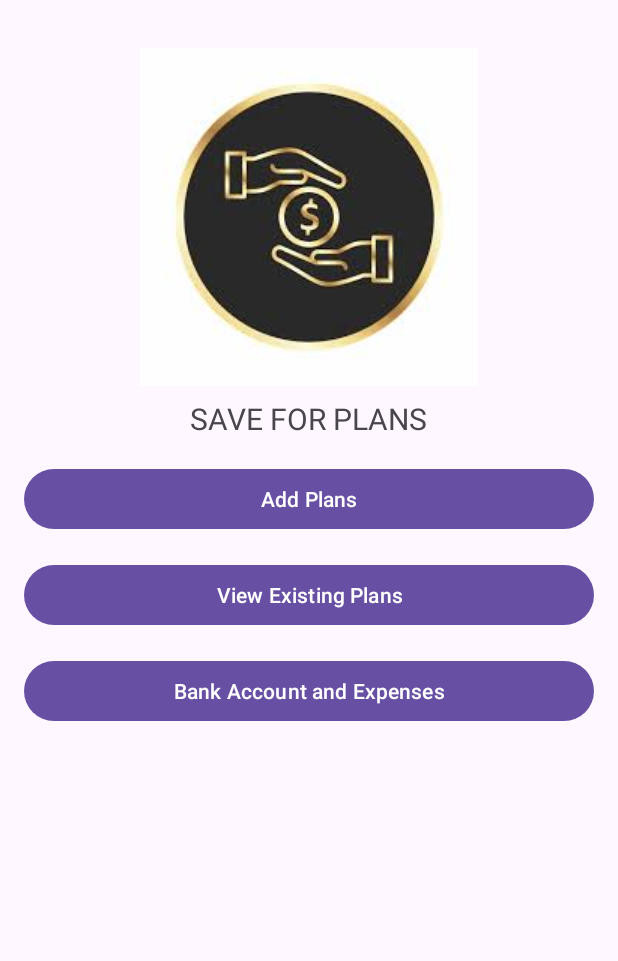
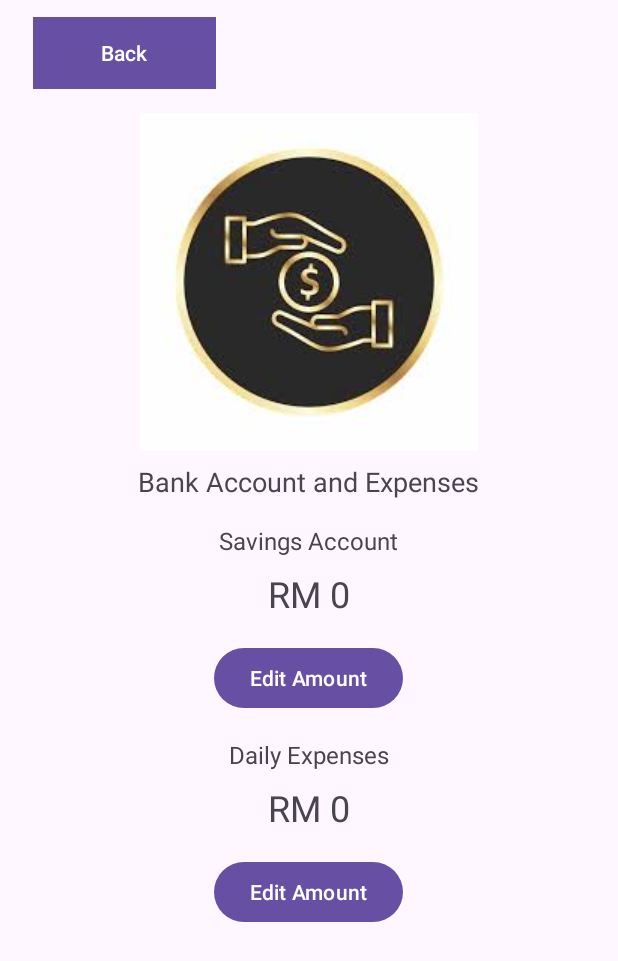
Before and after one commit to kxsong554520/SaveForPlans, an Android app: the screen it shows after launch (MainActivity before the commit, Savings_Spending after it), after a tap on "Bank Account and Expenses", on a phone screen of 412 x 824 dp. Shown: the top 961 px of the screen. Run offline under Robolectric (Android 15) with nearby library versions, the phone set to English and light mode, and no system bars.

Commit message:
Add new page of savings and spendings and design the ui

```diff
--- a/app/src/main/AndroidManifest.xml
+++ b/app/src/main/AndroidManifest.xml
@@ -21,6 +21,10 @@
                 <category android:name="android.intent.category.LAUNCHER" />
             </intent-filter>
         </activity>
+
+        <activity android:name=".Savings_Spending" />
+
+
     </application>
 
 </manifest>
--- a/app/src/main/java/com/example/saveforplans/MainActivity.kt
+++ b/app/src/main/java/com/example/saveforplans/MainActivity.kt
@@ -1,5 +1,6 @@
 package com.example.saveforplans
 
+import android.content.Intent
 import android.os.Bundle
 import android.view.View
 import androidx.appcompat.app.AppCompatActivity
@@ -20,6 +21,8 @@ class MainActivity : AppCompatActivity() {
     }
 
     fun onClickBankAccountExpenses(view: View) {
+        val intent = Intent(this, Savings_Spending::class.java)
+        startActivity(intent)
 
     }
 }
--- /dev/null
+++ b/app/src/main/java/com/example/saveforplans/Savings_Spending.kt
@@ -0,0 +1,25 @@
+package com.example.saveforplans
+
+import android.content.Intent
+import android.os.Bundle
+import android.widget.Button
+import androidx.appcompat.app.AppCompatActivity
+
+class Savings_Spending : AppCompatActivity() {
+
+    override fun onCreate(savedInstanceState: Bundle?) {
+        super.onCreate(savedInstanceState)
+        setContentView(R.layout.savings_spending)
+
+
+        // Find the back button by its ID
+        val backButton: Button = findViewById(R.id.btnBack)
+
+        backButton.setOnClickListener {
+            // Create an intent to go back to MainActivity
+            val intent = Intent(this, MainActivity::class.java)
+            startActivity(intent)
+
+        }
+    }
+}
--- /dev/null
+++ b/app/src/main/res/layout/savings_spending.xml
@@ -0,0 +1,111 @@
+<!-- activity_savings_spending.xml -->
+<RelativeLayout xmlns:android="http://schemas.android.com/apk/res/android"
+    xmlns:tools="http://schemas.android.com/tools"
+    android:layout_width="match_parent"
+    android:layout_height="match_parent"
+    android:paddingStart="16dp"
+    android:paddingEnd="16dp">
+
+    <!-- Back button in the top left -->
+
+    <!-- Logo of the app at the top -->
+
+    <!-- Title "Bank Account and Expenses" -->
+
+    <Button
+        android:id="@+id/btnBack"
+        android:layout_width="122dp"
+        android:layout_height="wrap_content"
+        android:layout_alignParentStart="true"
+        android:layout_alignParentTop="true"
+        android:layout_marginStart="6dp"
+        android:layout_marginTop="11dp"
+        android:background="#000000"
+        android:text="Back"
+        android:textColor="#FFFFFF" />
+
+    <ImageView
+        android:id="@+id/appLogo"
+        android:layout_width="wrap_content"
+        android:layout_height="wrap_content"
+        android:src="@drawable/ic_logo"
+        android:layout_centerHorizontal="true"
+        android:layout_marginTop="16dp"
+        android:layout_below="@id/btnBack"/>
+
+    <!-- Title "Bank Account and Expenses" -->
+    <TextView
+        android:id="@+id/tvTitle"
+        android:layout_width="wrap_content"
+        android:layout_height="wrap_content"
+        android:text="Bank Account and Expenses"
+        android:textSize="18sp"
+        android:layout_below="@id/appLogo"
+        android:layout_centerHorizontal="true"
+        android:layout_marginTop="8dp" />
+
+    <!-- Savings Account textview -->
+    <TextView
+        android:id="@+id/tvSavingsAccount"
+        android:layout_width="wrap_content"
+        android:layout_height="wrap_content"
+        android:text="Savings Account"
+        android:textSize="16sp"
+        android:layout_below="@id/tvTitle"
+        android:layout_centerHorizontal="true"
+        android:layout_marginTop="16dp" />
+
+    <!-- Money textview (initially set as 0) -->
+    <TextView
+        android:id="@+id/tvMoney"
+        android:layout_width="wrap_content"
+        android:layout_height="wrap_content"
+        android:text="RM 0"
+        android:textSize="24sp"
+        android:layout_below="@id/tvSavingsAccount"
+        android:layout_centerHorizontal="true"
+        android:layout_marginTop="8dp" />
+
+    <!-- Edit Amount button for money -->
+    <Button
+        android:id="@+id/btnEditAmountMoney"
+        android:layout_width="wrap_content"
+        android:layout_height="wrap_content"
+        android:text="Edit Amount"
+        android:layout_below="@id/tvMoney"
+        android:layout_centerHorizontal="true"
+        android:layout_marginTop="16dp" />
+
+    <!-- Textview "Daily Expenses" -->
+    <TextView
+        android:id="@+id/tvDailyExpenses"
+        android:layout_width="wrap_content"
+        android:layout_height="wrap_content"
+        android:text="Daily Expenses"
+        android:textSize="16sp"
+        android:layout_below="@id/btnEditAmountMoney"
+        android:layout_centerHorizontal="true"
+        android:layout_marginTop="16dp" />
+
+    <!-- Textview displaying expenses in money (initially set as 0) -->
+    <TextView
+        android:id="@+id/totalExpenses"
+        android:layout_width="wrap_content"
+        android:layout_height="wrap_content"
+        android:text="RM 0"
+        android:textSize="24sp"
+        android:layout_below="@id/tvDailyExpenses"
+        android:layout_centerHorizontal="true"
+        android:layout_marginTop="8dp" />
+
+    <!-- Edit Amount button for expenses -->
+    <Button
+        android:id="@+id/btnEditAmountExpenses"
+        android:layout_width="wrap_content"
+        android:layout_height="wrap_content"
+        android:text="Edit Amount"
+        android:layout_below="@id/totalExpenses"
+        android:layout_centerHorizontal="true"
+        android:layout_marginTop="16dp" />
+
+</RelativeLayout>
--- a/app/src/main/res/values/strings.xml
+++ b/app/src/main/res/values/strings.xml
@@ -4,5 +4,7 @@
     <string name="add_plans">Add Plans</string>
     <string name="view_existing_plans">View Existing Plans</string>
     <string name="bank_account_expenses">Bank Account and Expenses</string>
+    <string name="backBtnDesc">Back</string>
+    <string name="acntExpenseTxt">Bank Account and Expenses</string>
 
 </resources>
```
